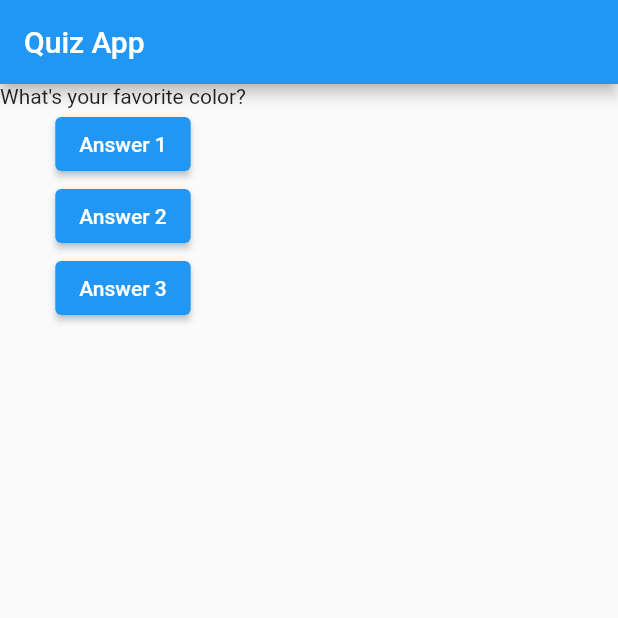
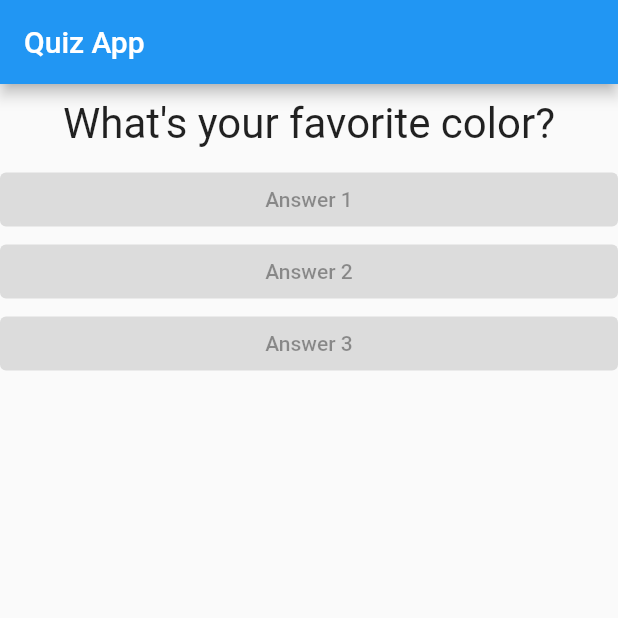
Before and after one commit to Alvin7008/quizz_app, a Flutter app: the screen it shows after launch, on a phone screen of 412 x 824 dp, the top half of it. Run offline on Flutter 3.47's test engine with Material 2 defaults, Android fonts, the phone set to English and light mode, and no system bars.

Commit message:
added saperate widget for answer button

```diff
--- /dev/null
+++ b/lib/answer.dart
@@ -0,0 +1,20 @@
+import 'package:flutter/material.dart';
+
+class Answer extends StatelessWidget {
+  String answerText;
+  Answer(this.answerText);
+
+  @override
+  Widget build(BuildContext context) {
+    return Container(
+      width: double.infinity,
+      child: ElevatedButton(
+        onPressed: null,
+        // style: ButtonStyle(
+        //     backgroundColor: MaterialStateProperty.all(Colors.amber),
+        //   ),
+        child: Text(answerText),
+      ),
+    );
+  }
+}
--- a/lib/main.dart
+++ b/lib/main.dart
@@ -1,5 +1,6 @@
 import 'package:flutter/material.dart';
 import './question.dart';
+import './answer.dart';
 
 void main() => runApp(MyApp());
 
@@ -38,18 +39,9 @@ class _MyAppState extends State<MyApp> {
               // question.elementAt(_questionIndex), use any of this method to call list data
               question[_questionIndex],
             ),
-            ElevatedButton(
-              onPressed: _answerQuestion,
-              child: const Text('Answer 1'),
-            ),
-            ElevatedButton(
-              onPressed: _answerQuestion,
-              child: const Text('Answer 2'),
-            ),
-            ElevatedButton(
-              onPressed: _answerQuestion,
-              child: const Text('Answer 3'),
-            ),
+            Answer('Answer 1'),
+            Answer('Answer 2'),
+            Answer('Answer 3'),
           ],
         ),
       ),
--- a/lib/question.dart
+++ b/lib/question.dart
@@ -7,6 +7,14 @@ class Question extends StatelessWidget {
 
   @override
   Widget build(BuildContext context) {
-    return Text(questionText);
+    return Container(
+      margin: const EdgeInsets.all(10.0),
+      width: double.infinity, //take max width available
+      child: Text(
+        questionText,
+        style: const TextStyle(fontSize: 28),
+        textAlign: TextAlign.center,
+      ),
+    );
   }
 }
```
